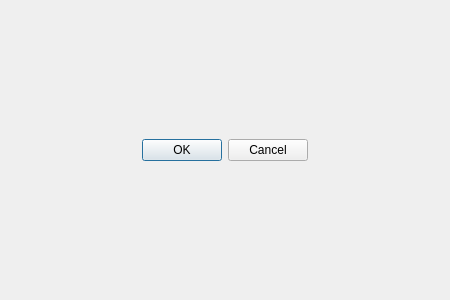
Qt form OSM_PT_routing_dialog_base.ui (skagejj/osm_pt_routing) before a commit.
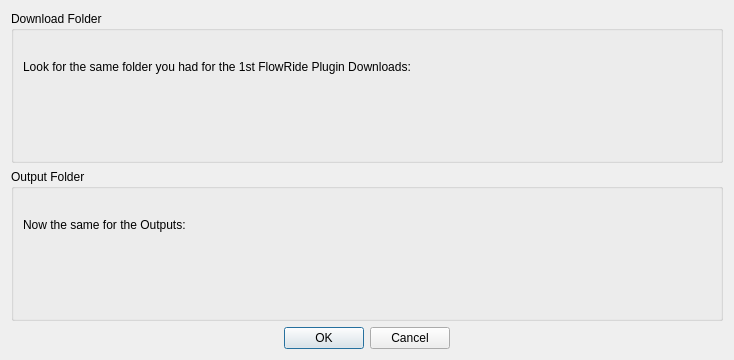
The same form after that commit. Custom widgets are drawn as their Qt base class.

Diff of the .ui file:
```diff
--- a/OSM_PT_routing_dialog_base.ui
+++ b/OSM_PT_routing_dialog_base.ui
@@ -6,13 +6,13 @@
    <rect>
     <x>0</x>
     <y>0</y>
-    <width>450</width>
-    <height>300</height>
+    <width>734</width>
+    <height>360</height>
    </rect>
   </property>
   <property name="minimumSize">
    <size>
-    <width>450</width>
+    <width>550</width>
     <height>300</height>
    </size>
   </property>
@@ -27,6 +27,29 @@
   </property>
   <layout class="QGridLayout" name="gridLayout">
    <item row="0" column="0">
+    <widget class="QGroupBox" name="DownloadsBox">
+     <property name="title">
+      <string>Download Folder</string>
+     </property>
+     <layout class="QVBoxLayout" name="verticalLayout">
+      <item>
+       <widget class="QLabel" name="label">
+        <property name="text">
+         <string>Look for the same folder you had for the 1st FlowRide Plugin Downloads:</string>
+        </property>
+       </widget>
+      </item>
+      <item>
+       <widget class="QgsFileWidget" name="DownloadQgsFolderWidget">
+        <property name="storageMode">
+         <enum>QgsFileWidget::GetDirectory</enum>
+        </property>
+       </widget>
+      </item>
+     </layout>
+    </widget>
+   </item>
+   <item row="2" column="0">
     <widget class="QDialogButtonBox" name="button_box">
      <property name="orientation">
       <enum>Qt::Horizontal</enum>
@@ -39,8 +62,38 @@
      </property>
     </widget>
    </item>
+   <item row="1" column="0">
+    <widget class="QGroupBox" name="groupBox_2">
+     <property name="title">
+      <string>Output Folder</string>
+     </property>
+     <layout class="QVBoxLayout" name="verticalLayout_2">
+      <item>
+       <widget class="QLabel" name="label_2">
+        <property name="text">
+         <string>Now the same for the Outputs:</string>
+        </property>
+       </widget>
+      </item>
+      <item>
+       <widget class="QgsFileWidget" name="OutPutQgsFolderWidget">
+        <property name="storageMode">
+         <enum>QgsFileWidget::GetDirectory</enum>
+        </property>
+       </widget>
+      </item>
+     </layout>
+    </widget>
+   </item>
   </layout>
  </widget>
+ <customwidgets>
+  <customwidget>
+   <class>QgsFileWidget</class>
+   <extends>QWidget</extends>
+   <header>qgsfilewidget.h</header>
+  </customwidget>
+ </customwidgets>
  <resources/>
  <connections>
   <connection>
```
